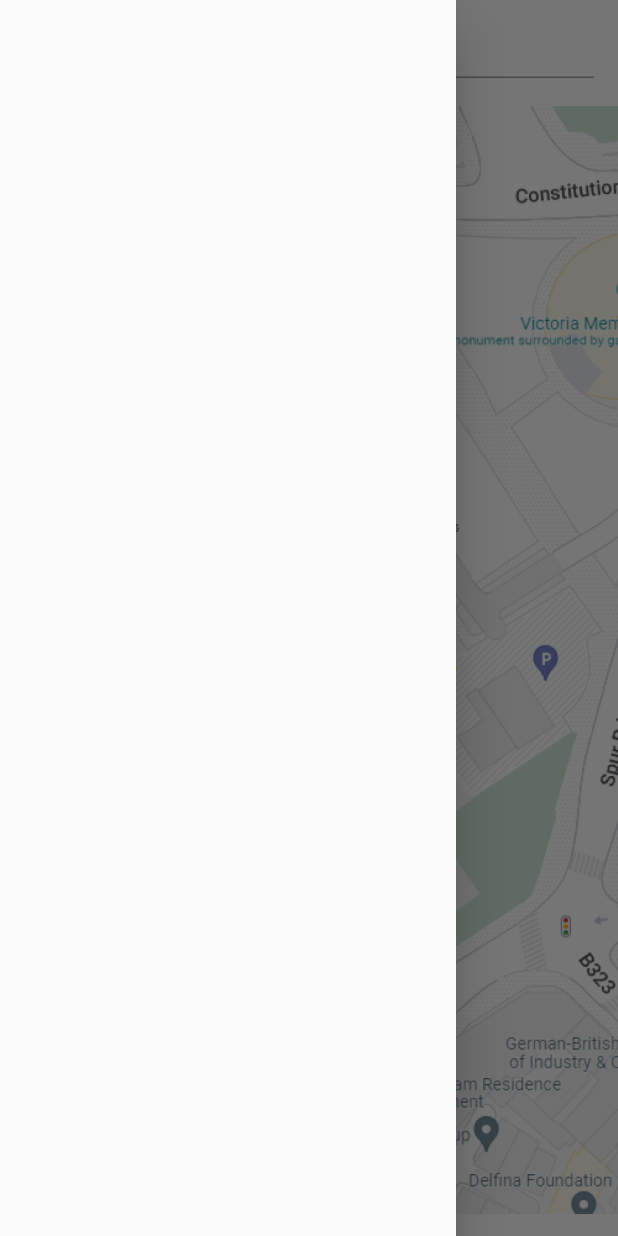
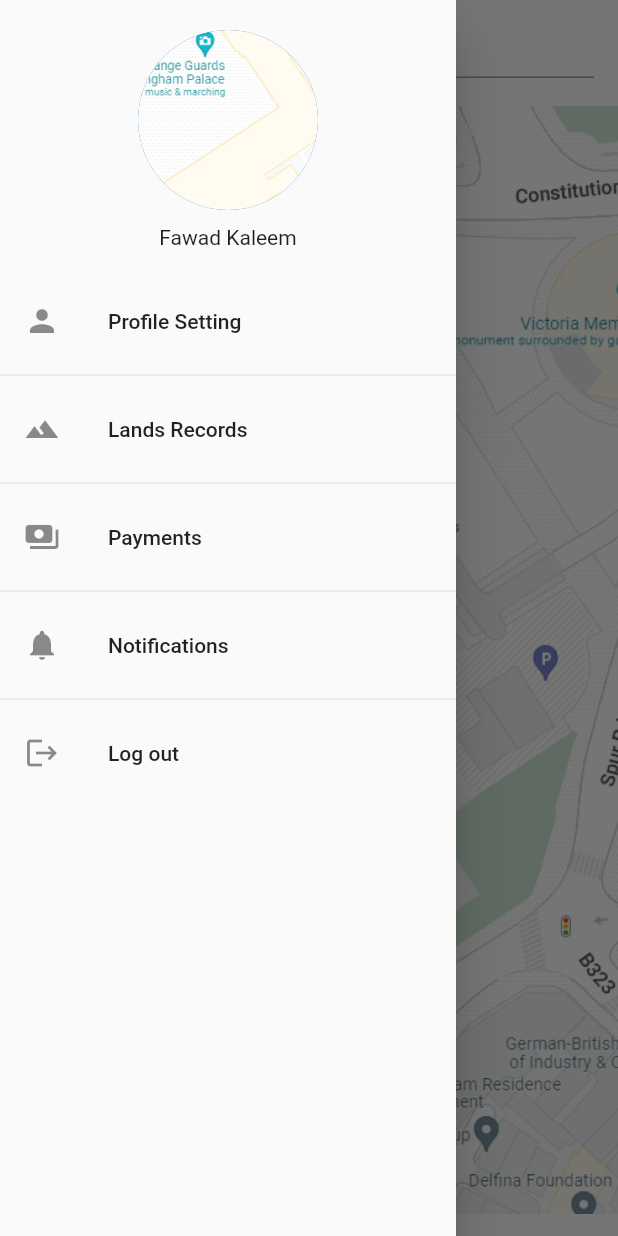
Before and after one commit to fwdAndroid/landmatch, a Flutter app: the MainScreen screen opened directly, with the side drawer open, on a phone screen of 412 x 824 dp. Run offline on Flutter 3.47's test engine with Material 2 defaults, Android fonts, the phone set to English and light mode, and no system bars.

Commit message:
Drawer Setting Add

```diff
--- a/lib/widgets/my_drawer.dart
+++ b/lib/widgets/my_drawer.dart
@@ -12,6 +12,52 @@ class MyDawer extends StatefulWidget {
 class _MyDawerState extends State<MyDawer> {
   @override
   Widget build(BuildContext context) {
-    return Drawer();
+    return Drawer(
+      child: ListView(
+        children: [
+          SizedBox(
+            height: 20,
+          ),
+          CircleAvatar(
+            radius: 60,
+            backgroundImage: AssetImage("assets/map.png"),
+          ),
+          SizedBox(
+            height: 10,
+          ),
+          Text(
+            "Fawad Kaleem",
+            textAlign: TextAlign.center,
+          ),
+          SizedBox(
+            height: 20,
+          ),
+          ListTile(
+            title: Text("Profile Setting"),
+            leading: Icon(Icons.person),
+          ),
+          Divider(),
+          ListTile(
+            title: Text("Lands Records"),
+            leading: Icon(Icons.landscape),
+          ),
+          Divider(),
+          ListTile(
+            title: Text("Payments"),
+            leading: Icon(Icons.payments),
+          ),
+          Divider(),
+          ListTile(
+            title: Text("Notifications"),
+            leading: Icon(Icons.notifications),
+          ),
+          Divider(),
+          ListTile(
+            title: Text("Log out"),
+            leading: Icon(Icons.logout),
+          ),
+        ],
+      ),
+    );
   }
 }
```
